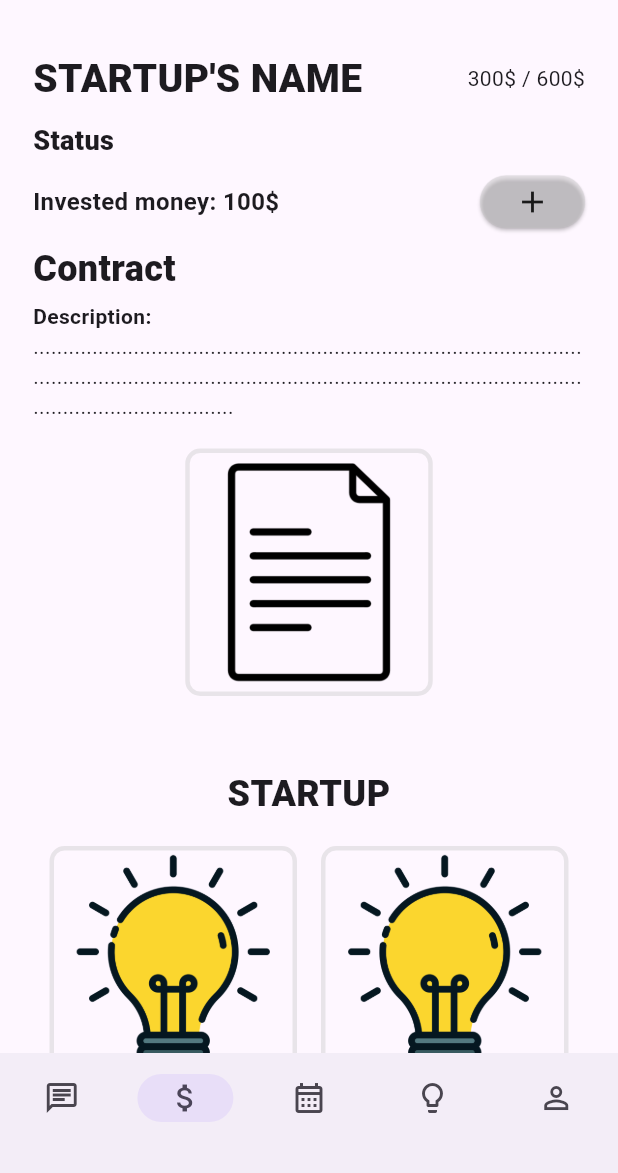
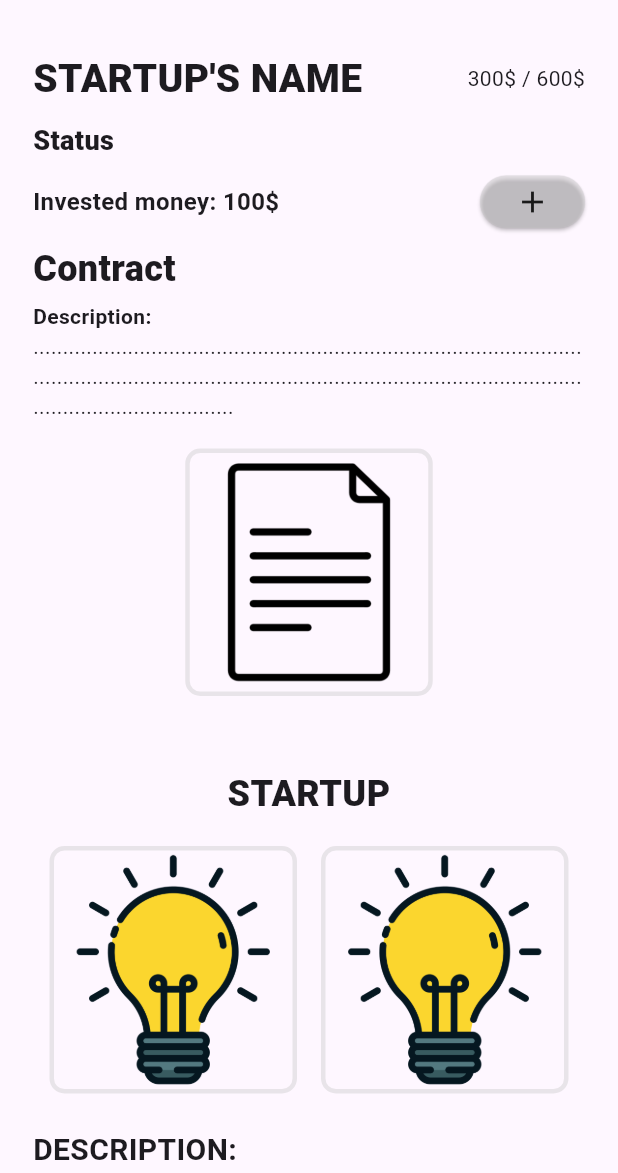
Before and after one commit to Gabo1234567890/Startify, a Flutter app: the NotMyStartupPage screen opened directly, on a phone screen of 412 x 824 dp, the part 63-1236 px from its top. Run offline on Flutter 3.47's test engine with Material 3 defaults, Android fonts, the phone set to English and light mode, and no system bars.

Commit message:
minor changes to nmsp

```diff
--- a/frontend/startify/lib/pages/not_my_startup_page.dart
+++ b/frontend/startify/lib/pages/not_my_startup_page.dart
@@ -1,6 +1,5 @@
 import 'package:flutter/material.dart';
 import 'package:startify/widgets/app_bar_widget_nologin.dart';
-import 'package:startify/widgets/nav_bar_old_widget.dart';
 import 'package:startify/widgets/person_card_widget.dart';
 import 'package:startify/widgets/plus_button_widget.dart';
 
@@ -15,7 +14,6 @@ class NotMyStartupPage extends StatelessWidget {
         physics: ClampingScrollPhysics(),
         child: Column(
           children: [
-            //const SizedBox(height: 20),
             Padding(
               padding: const EdgeInsets.symmetric(horizontal: 4, vertical: 20),
               child: Column(
@@ -220,7 +218,6 @@ class NotMyStartupPage extends StatelessWidget {
           ],
         ),
       ),
-      bottomNavigationBar: NavBarWidget(),
     );
   }
 }
```
